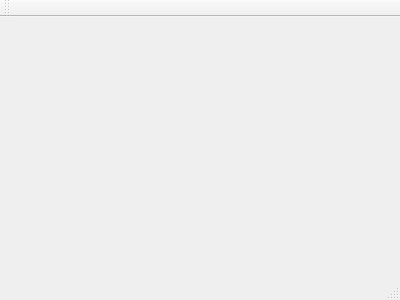
Above: oknoglowne.ui from twardakm/zarzadzanie_projektami before the change. Below: the same form after it.
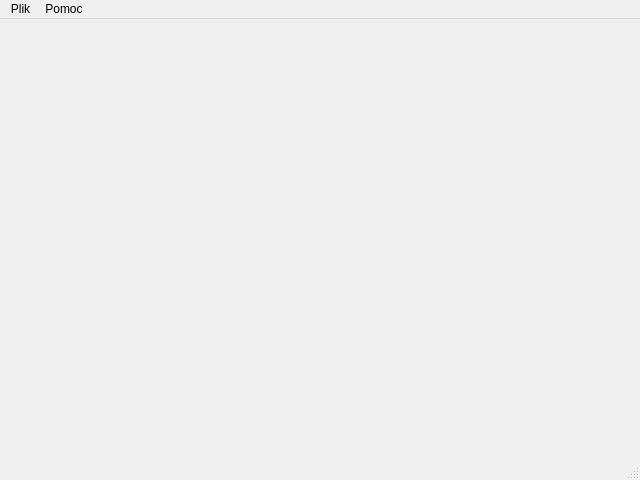
That is the form after the change.

```diff
--- a/oknoglowne.ui
+++ b/oknoglowne.ui
@@ -1,24 +1,61 @@
 <ui version="4.0">
  <class>OknoGlowne</class>
- <widget class="QMainWindow" name="OknoGlowne" >
-  <property name="geometry" >
+ <widget class="QMainWindow" name="OknoGlowne">
+  <property name="geometry">
    <rect>
     <x>0</x>
     <y>0</y>
-    <width>400</width>
-    <height>300</height>
+    <width>640</width>
+    <height>480</height>
    </rect>
   </property>
-  <property name="windowTitle" >
-   <string>OknoGlowne</string>
+  <property name="minimumSize">
+   <size>
+    <width>640</width>
+    <height>480</height>
+   </size>
   </property>
-  <widget class="QMenuBar" name="menuBar" />
-  <widget class="QToolBar" name="mainToolBar" />
-  <widget class="QWidget" name="centralWidget" />
-  <widget class="QStatusBar" name="statusBar" />
+  <property name="windowTitle">
+   <string>Zarządzanie projektami</string>
+  </property>
+  <widget class="QWidget" name="centralWidget"/>
+  <widget class="QMenuBar" name="menuBar">
+   <property name="geometry">
+    <rect>
+     <x>0</x>
+     <y>0</y>
+     <width>640</width>
+     <height>21</height>
+    </rect>
+   </property>
+   <widget class="QMenu" name="menuPomoc">
+    <property name="title">
+     <string>Pomoc</string>
+    </property>
+    <addaction name="informacje_Qt"/>
+   </widget>
+   <widget class="QMenu" name="menuPlik">
+    <property name="title">
+     <string>Plik</string>
+    </property>
+    <addaction name="zmien_uzytkownika"/>
+   </widget>
+   <addaction name="menuPlik"/>
+   <addaction name="menuPomoc"/>
+  </widget>
+  <widget class="QStatusBar" name="statusBar"/>
+  <action name="informacje_Qt">
+   <property name="text">
+    <string>Informacje o Qt</string>
+   </property>
+  </action>
+  <action name="zmien_uzytkownika">
+   <property name="text">
+    <string>Zmień użytkownika</string>
+   </property>
+  </action>
  </widget>
- <layoutDefault spacing="6" margin="11" />
- <pixmapfunction></pixmapfunction>
+ <layoutdefault spacing="6" margin="11"/>
  <resources/>
  <connections/>
 </ui>
```
Left out of the diff: 1 changed line with no effect on the pictures.
